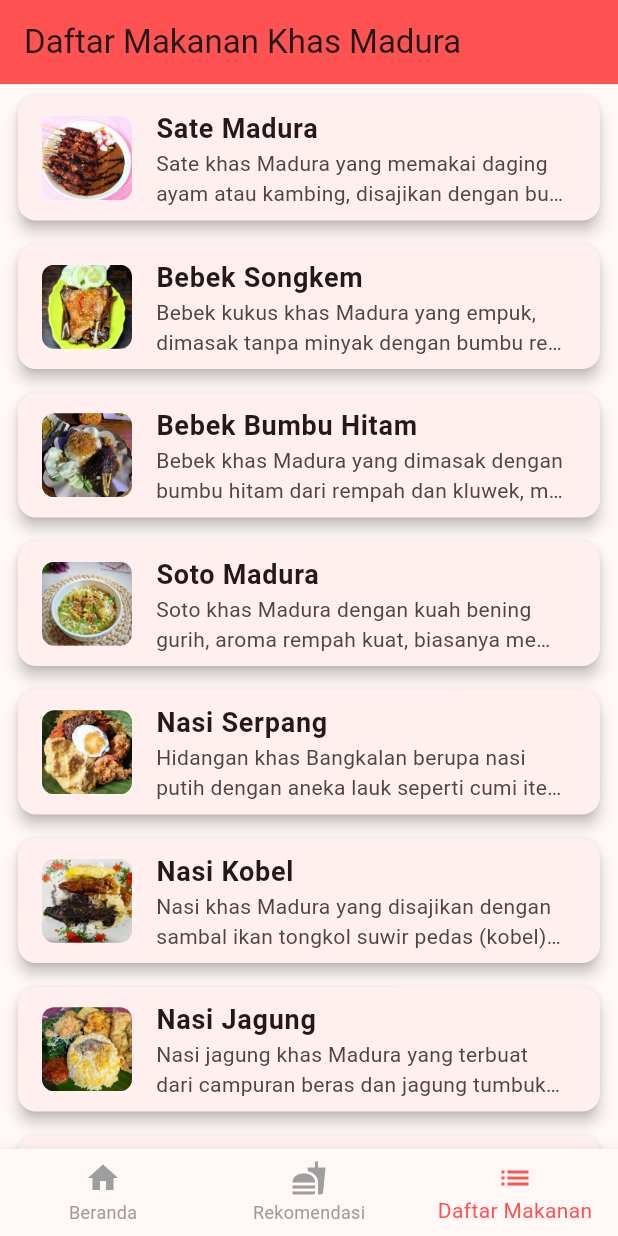
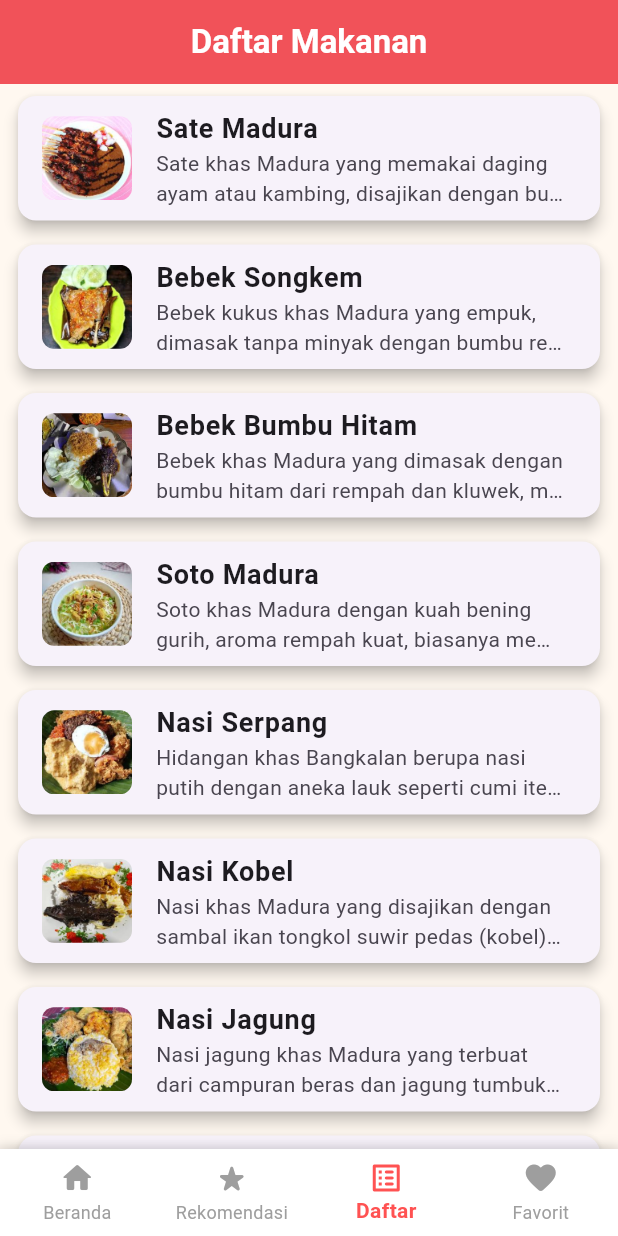
Before and after one commit to Yofaa123/Project-Flutter, a Flutter app: the screen it shows after launch, item 3 of the bottom bar chosen, on a phone screen of 412 x 824 dp. Run offline on Flutter 3.47's test engine with Material 3 defaults, Android fonts, the light colour scheme and no system bars; our stand-ins replace share_plus, shared_preferences.

Commit message:
menambahkan fitur favorit pada detail makanan dan halaman favorit dan sedikit mengubah tampilan lainnya

```diff
--- a/lib/main.dart
+++ b/lib/main.dart
@@ -1,10 +1,18 @@
 import 'package:flutter/material.dart';
+import 'package:provider/provider.dart';
 import 'pages/home_page.dart';
+import 'pages/daftar_makanan_page.dart';
 import 'pages/rekomendasi_page.dart';
-import 'pages/daftar_makanan_page.dart';
+import 'pages/favorit_page.dart';
+import 'providers/favorite_provider.dart';
 
 void main() {
-  runApp(const MyApp());
+  runApp(
+    MultiProvider(
+      providers: [ChangeNotifierProvider(create: (_) => FavoriteProvider())],
+      child: const MyApp(),
+    ),
+  );
 }
 
 class MyApp extends StatelessWidget {
@@ -13,9 +21,24 @@ class MyApp extends StatelessWidget {
   @override
   Widget build(BuildContext context) {
     return MaterialApp(
+      title: 'Kuliner Madura',
       debugShowCheckedModeBanner: false,
-      title: 'Madura Food Recommender',
-      theme: ThemeData(colorSchemeSeed: Colors.redAccent, useMaterial3: true),
+      theme: ThemeData(
+        primarySwatch: Colors.red,
+        scaffoldBackgroundColor: const Color(0xFFFFF8F0),
+        appBarTheme: const AppBarTheme(
+          backgroundColor: Colors.redAccent,
+          foregroundColor: Colors.white,
+          elevation: 4,
+        ),
+        bottomNavigationBarTheme: const BottomNavigationBarThemeData(
+          backgroundColor: Colors.white,
+          selectedItemColor: Colors.redAccent,
+          unselectedItemColor: Colors.grey,
+          selectedLabelStyle: TextStyle(fontWeight: FontWeight.w600),
+          type: BottomNavigationBarType.fixed,
+        ),
+      ),
       home: const MainPage(),
     );
   }
@@ -31,44 +54,52 @@ class MainPage extends StatefulWidget {
 class _MainPageState extends State<MainPage> {
   int _selectedIndex = 0;
 
-  final List<Widget> _pages = [];
-
-  @override
-  void initState() {
-    super.initState();
-    _pages.addAll([
-      HomePage(onMulaiPressed: () => _onItemTapped(1)),
+  final List<Widget> _pages = [
+    HomePage(onMulaiPressed: () {}),
     const RekomendasiPage(),
     const DaftarMakananPage(),
-    ]);
-  }
-
-  void _onItemTapped(int index) {
-    setState(() {
-      _selectedIndex = index;
-    });
-  }
+    const FavoritPage(),
+  ];
 
   @override
   Widget build(BuildContext context) {
     return Scaffold(
       body: _pages[_selectedIndex],
-      bottomNavigationBar: BottomNavigationBar(
+      bottomNavigationBar: Container(
+        decoration: const BoxDecoration(
+          color: Colors.white,
+          boxShadow: [
+            BoxShadow(
+              color: Colors.black12,
+              blurRadius: 6,
+              offset: Offset(0, -2),
+            ),
+          ],
+        ),
+        child: BottomNavigationBar(
           currentIndex: _selectedIndex,
           selectedItemColor: Colors.redAccent,
           unselectedItemColor: Colors.grey,
-        onTap: _onItemTapped,
+          onTap: (index) => setState(() => _selectedIndex = index),
           items: const [
-          BottomNavigationBarItem(icon: Icon(Icons.home), label: 'Beranda'),
             BottomNavigationBarItem(
-            icon: Icon(Icons.fastfood),
+              icon: Icon(Icons.home_rounded),
+              label: 'Beranda',
+            ),
+            BottomNavigationBarItem(
+              icon: Icon(Icons.star_rate_rounded),
               label: 'Rekomendasi',
             ),
             BottomNavigationBarItem(
-            icon: Icon(Icons.list),
-            label: 'Daftar Makanan',
+              icon: Icon(Icons.list_alt_rounded),
+              label: 'Daftar',
+            ),
+            BottomNavigationBarItem(
+              icon: Icon(Icons.favorite_rounded),
+              label: 'Favorit',
             ),
           ],
+        ),
       ),
     );
   }
--- a/lib/models/makanan_model.dart
+++ b/lib/models/makanan_model.dart
@@ -16,4 +16,14 @@ class Makanan {
     required this.langkah,
     required this.saranPenyajian,
   });
+
+  @override
+  bool operator ==(Object other) =>
+      identical(this, other) ||
+      other is Makanan &&
+          runtimeType == other.runtimeType &&
+          nama == other.nama;
+
+  @override
+  int get hashCode => nama.hashCode;
 }
--- a/lib/pages/daftar_makanan_page.dart
+++ b/lib/pages/daftar_makanan_page.dart
@@ -10,8 +10,12 @@ class DaftarMakananPage extends StatelessWidget {
   Widget build(BuildContext context) {
     return Scaffold(
       appBar: AppBar(
-        title: const Text('Daftar Makanan Khas Madura'),
+        title: const Text(
+          "Daftar Makanan",
+          style: TextStyle(fontWeight: FontWeight.bold),
+        ),
         backgroundColor: Colors.redAccent,
+        centerTitle: true,
       ),
       body: ListView.builder(
         itemCount: daftarMakanan.length,
--- a/lib/pages/rekomendasi_page.dart
+++ b/lib/pages/rekomendasi_page.dart
@@ -74,7 +74,10 @@ class _RekomendasiPageState extends State<RekomendasiPage> {
   Widget build(BuildContext context) {
     return Scaffold(
       appBar: AppBar(
-        title: const Text("Rekomendasi Makanan"),
+        title: const Text(
+          "Rekomendasi Makanan",
+          style: TextStyle(fontWeight: FontWeight.bold),
+        ),
         backgroundColor: Colors.redAccent,
         centerTitle: true,
       ),
--- a/lib/providers/favorite_provider.dart
+++ b/lib/providers/favorite_provider.dart
@@ -1,21 +1,44 @@
-import 'package:flutter/material.dart';
+import 'dart:convert';
+import 'package:flutter/foundation.dart';
+import 'package:shared_preferences/shared_preferences.dart';
+import '../data/makanan_data.dart';
 import '../models/makanan_model.dart';
 
 class FavoriteProvider extends ChangeNotifier {
-  final List<Makanan> _favorit = [];
+  List<Makanan> _favoritList = [];
 
-  List<Makanan> get daftarFavorit => _favorit;
+  List<Makanan> get favoritList => _favoritList;
+
+  FavoriteProvider() {
+    _loadFavorites();
+  }
 
   void toggleFavorite(Makanan makanan) {
-    if (_favorit.contains(makanan)) {
-      _favorit.remove(makanan);
+    if (_favoritList.contains(makanan)) {
+      _favoritList.remove(makanan);
     } else {
-      _favorit.add(makanan);
+      _favoritList.add(makanan);
     }
+    _saveFavorites();
     notifyListeners();
   }
 
-  bool isFavorit(Makanan makanan) {
-    return _favorit.contains(makanan);
+  bool isFavorite(Makanan makanan) => _favoritList.contains(makanan);
+
+  Future<void> _saveFavorites() async {
+    final prefs = await SharedPreferences.getInstance();
+    final data = _favoritList.map((m) => m.nama).toList();
+    await prefs.setString('favorites', jsonEncode(data));
+  }
+
+  Future<void> _loadFavorites() async {
+    final prefs = await SharedPreferences.getInstance();
+    final data = prefs.getString('favorites');
+    if (data != null) {
+      final List list = jsonDecode(data);
+      // cari dari daftarMakanan yang cocok
+      _favoritList = daftarMakanan.where((m) => list.contains(m.nama)).toList();
+      notifyListeners();
+    }
   }
 }
--- a/pubspec.yaml
+++ b/pubspec.yaml
@@ -13,6 +13,8 @@ dependencies:
 
   cupertino_icons: ^1.0.8
   share_plus: ^12.0.1
+  provider: ^6.1.2
+  shared_preferences: ^2.2.3
   flutter_lints: ^5.0.0
 
 flutter:
```
Also changed, not shown: lib/pages/detail_makanan_page.dart (+23 -15 lines), lib/pages/favorit_page.dart (added, +86 -0 lines), pubspec.lock, 1 other file. Lines whose indentation alone changed are shown as unchanged.
